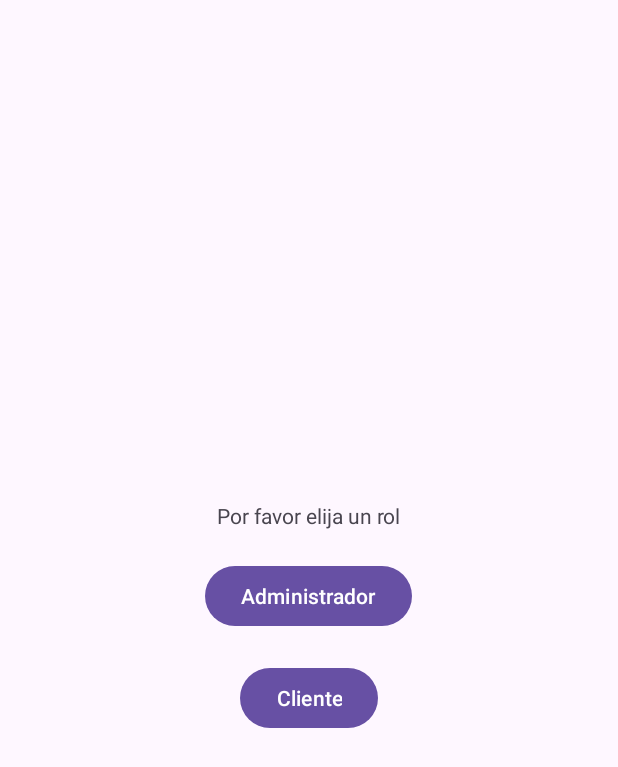
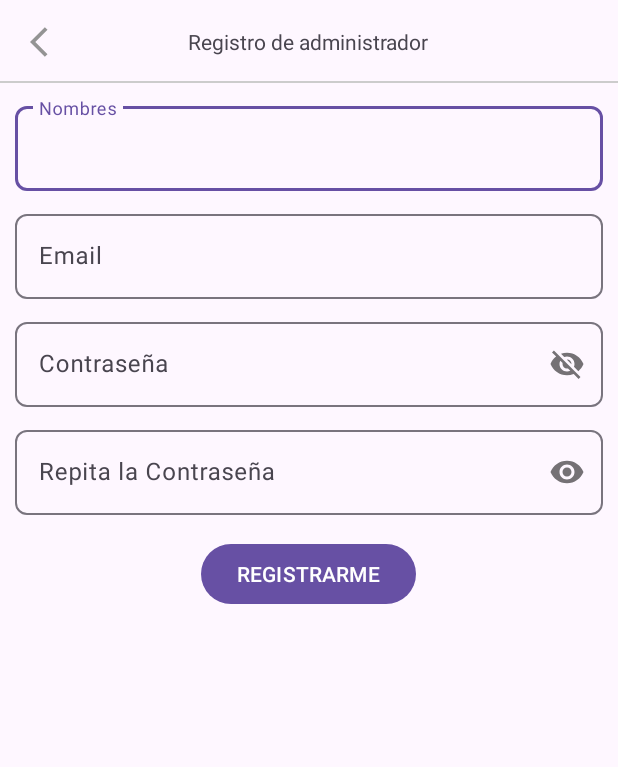
Before and after one commit to HectorRuiz619/EasyReportTech, an Android app: the screen it shows after launch (Elegir_rol before the commit, Registrar_Admin after it), after a tap on "Administrador", on a phone screen of 412 x 824 dp. Shown: the top 767 px of the screen. Run offline under Robolectric (Android 15) with nearby library versions, the phone set to English and light mode, and no system bars; our stand-ins replace Firebase (no records; nobody signed in at launch, a user with empty details on screens opened directly).

Commit message:
Creada la interfaz para agregar usuarios y conectada a Firebase. Formulario activity_registrar_admin implementado y probado con éxito. Añadida funcionalidad para mantener la sesión activa con el autenticador. Creada la interfaz para log out en el perfil del admin, probado y funcionando. Próxima etapa: diseño para que los admin puedan iniciar sesión.

```diff
--- a/app/build.gradle
+++ b/app/build.gradle
@@ -10,7 +10,7 @@ android {
 
     defaultConfig {
         applicationId "com.example.easyreporttech"
-        minSdk 22
+        minSdk 23
         targetSdk 34
         versionCode 1
         versionName "1.0"
@@ -53,6 +53,8 @@ dependencies {
     implementation libs.androidx.navigation.ui.ktx
     testImplementation libs.junit
     implementation platform('com.google.firebase:firebase-bom:33.5.1')
+    implementation("com.google.firebase:firebase-database")
+    implementation("com.google.firebase:firebase-auth")
     androidTestImplementation libs.androidx.junit
     androidTestImplementation libs.androidx.espresso.core
 }
--- a/app/src/main/AndroidManifest.xml
+++ b/app/src/main/AndroidManifest.xml
@@ -13,9 +13,11 @@
         android:theme="@style/Theme.EasyReportTech"
         tools:targetApi="31">
         <activity
+            android:name=".Administrador.Registrar_Admin"
+            android:exported="false" />
+        <activity
             android:name=".Elegir_rol"
-            android:exported="false"
-        />
+            android:exported="false" />
         <activity
             android:name=".Welcome"
             android:exported="true">
--- a/app/src/main/java/com/example/easyreporttech/Elegir_rol.kt
+++ b/app/src/main/java/com/example/easyreporttech/Elegir_rol.kt
@@ -1,11 +1,13 @@
 package com.example.easyreporttech
 
+import android.content.Intent
 import android.os.Bundle
 import android.widget.Toast
 import androidx.activity.enableEdgeToEdge
 import androidx.appcompat.app.AppCompatActivity
 import androidx.core.view.ViewCompat
 import androidx.core.view.WindowInsetsCompat
+import com.example.easyreporttech.Administrador.Registrar_Admin
 import com.example.easyreporttech.databinding.ActivityElegirRolBinding
 import com.example.easyreporttech.databinding.ActivityMainBinding
 
@@ -24,11 +26,14 @@ class Elegir_rol : AppCompatActivity() {
         setContentView(binding.root)
 
         binding.BtnRolAdministrador.setOnClickListener{
-            Toast.makeText(applicationContext, "Rol administrador", Toast.LENGTH_SHORT).show()
+           // Toast.makeText(applicationContext, "Rol administrador", Toast.LENGTH_SHORT).show()
+            startActivity(Intent(this@Elegir_rol, Registrar_Admin::class.java))
+
         }
 
         binding.BtnRolCliente.setOnClickListener{
             Toast.makeText(applicationContext, "Rol Cliente", Toast.LENGTH_SHORT).show()
+
         }
 
 
--- a/app/src/main/java/com/example/easyreporttech/Welcome.kt
+++ b/app/src/main/java/com/example/easyreporttech/Welcome.kt
@@ -4,12 +4,21 @@ import android.content.Intent
 import android.os.Bundle
 import android.os.CountDownTimer
 import androidx.appcompat.app.AppCompatActivity
+import com.google.firebase.auth.FirebaseAuth
+import com.google.firebase.auth.FirebaseUser
+import com.google.firebase.database.DataSnapshot
+import com.google.firebase.database.DatabaseError
+import com.google.firebase.database.FirebaseDatabase
+import com.google.firebase.database.ValueEventListener
 
 class Welcome : AppCompatActivity() {
+
+    private lateinit var firebaseAuth : FirebaseAuth
+
     override fun onCreate(savedInstanceState: Bundle?) {
         super.onCreate(savedInstanceState)
         setContentView(R.layout.activity_welcome)
-
+        firebaseAuth = FirebaseAuth.getInstance()
         // Llama a la función que muestra la pantalla de bienvenida
         VerBienvenida()
     }
@@ -22,11 +31,54 @@ class Welcome : AppCompatActivity() {
             }
 
             override fun onFinish() {
-                // Cuando el temporizador termina, pasa a la MainActivity
-                val intent = Intent(this@Welcome, Elegir_rol::class.java)
-                startActivity(intent)
-                finishAffinity() // Cierra todas las actividades anteriores
+
+                ComprobarSesion()
             }
         }.start()
     }
+
+    /**
+     * Verifica si hay un usuario autenticado y redirige según su rol.
+     * - Si no hay usuario, redirige a `Elegir_rol`.
+     * - Si el usuario es "admin", redirige a `MainActivity`.
+     */
+    fun ComprobarSesion() {
+        // Obtiene el usuario actual autenticado en Firebase
+        val firebaseUser = firebaseAuth.currentUser
+
+        // Verifica si no hay un usuario autenticado
+        if (firebaseUser == null) {
+            // Redirige a la pantalla de selección de rol si no hay usuario autenticado
+            startActivity(Intent(this, Elegir_rol::class.java))
+            // Finaliza todas las actividades actuales para evitar volver atrás
+            finishAffinity()
+            return
+        }
+
+        // Referencia a la rama "Usuarios" en Firebase Realtime Database
+        val reference = FirebaseDatabase.getInstance().getReference("Usuarios")
+
+        // Busca los datos del nodo correspondiente al UID del usuario autenticado
+        reference.child(firebaseUser.uid)
+            .addListenerForSingleValueEvent(object : ValueEventListener {
+                // Se ejecuta cuando se obtienen los datos de Firebase
+                override fun onDataChange(snapshot: DataSnapshot) {
+                    // Obtiene el valor del campo "rol" del usuario
+                    val rol = snapshot.child("rol").value
+                    // Verifica si el rol del usuario es "admin"
+                    if (rol == "admin") {
+                        // Redirige al usuario a la pantalla principal de administrador
+                        startActivity(Intent(this@Welcome, MainActivity::class.java))
+                        // Finaliza todas las actividades actuales
+                        finishAffinity()
+                    }
+                }
+
+                // Se ejecuta si ocurre un error al obtener los datos de Firebase
+                override fun onCancelled(error: DatabaseError) {
+                    // Opcional: Manejo de errores al acceder a la base de datos
+                }
+            })
+    }
+
 }
--- /dev/null
+++ b/app/src/main/res/drawable-night/ic_cerrar_secion.xml
@@ -0,0 +1,5 @@
+<vector xmlns:android="http://schemas.android.com/apk/res/android" android:autoMirrored="true" android:height="24dp" android:tint="#ffffff" android:viewportHeight="24" android:viewportWidth="24" android:width="24dp">
+
+    <path android:fillColor="@android:color/white" android:pathData="M17,7l-1.41,1.41L18.17,11H8v2h10.17l-2.58,2.58L17,17l5,-5zM4,5h8V3H4c-1.1,0 -2,0.9 -2,2v14c0,1.1 0.9,2 2,2h8v-2H4V5z"/>
+
+</vector>
--- /dev/null
+++ b/app/src/main/res/drawable-night/ic_regresar.xml
@@ -0,0 +1,9 @@
+<vector xmlns:android="http://schemas.android.com/apk/res/android"
+
+    android:autoMirrored="true" android:height="24dp"
+    android:tint="#ffffff" android:viewportHeight="24"
+    android:viewportWidth="24" android:width="24dp">
+
+    <path android:fillColor="@android:color/white" android:pathData="M11.67,3.87L9.9,2.1 0,12l9.9,9.9 1.77,-1.77L3.54,12z"/>
+
+</vector>
--- /dev/null
+++ b/app/src/main/res/drawable/ic_cerrar_secion.xml
@@ -0,0 +1,5 @@
+<vector xmlns:android="http://schemas.android.com/apk/res/android" android:autoMirrored="true" android:height="24dp" android:tint="#949494" android:viewportHeight="24" android:viewportWidth="24" android:width="24dp">
+
+    <path android:fillColor="@android:color/white" android:pathData="M17,7l-1.41,1.41L18.17,11H8v2h10.17l-2.58,2.58L17,17l5,-5zM4,5h8V3H4c-1.1,0 -2,0.9 -2,2v14c0,1.1 0.9,2 2,2h8v-2H4V5z"/>
+
+</vector>
--- /dev/null
+++ b/app/src/main/res/drawable/ic_regresar.xml
@@ -0,0 +1,5 @@
+<vector xmlns:android="http://schemas.android.com/apk/res/android" android:autoMirrored="true" android:height="24dp" android:tint="#949494" android:viewportHeight="24" android:viewportWidth="24" android:width="24dp">
+
+    <path android:fillColor="@android:color/white" android:pathData="M11.67,3.87L9.9,2.1 0,12l9.9,9.9 1.77,-1.77L3.54,12z"/>
+
+</vector>
--- /dev/null
+++ b/app/src/main/res/drawable/ic_siguiente.xml
@@ -0,0 +1,5 @@
+<vector xmlns:android="http://schemas.android.com/apk/res/android" android:autoMirrored="true" android:height="24dp" android:tint="#949494" android:viewportHeight="24" android:viewportWidth="24" android:width="24dp">
+
+    <path android:fillColor="@android:color/white" android:pathData="M10,6L8.59,7.41 13.17,12l-4.58,4.59L10,18l6,-6z"/>
+
+</vector>
--- /dev/null
+++ b/app/src/main/res/layout/activity_registrar_admin.xml
@@ -0,0 +1,147 @@
+<?xml version="1.0" encoding="utf-8"?>
+<RelativeLayout
+    xmlns:android="http://schemas.android.com/apk/res/android"
+    xmlns:app="http://schemas.android.com/apk/res-auto"
+    xmlns:tools="http://schemas.android.com/tools"
+    android:id="@+id/main"
+    android:layout_width="match_parent"
+    android:layout_height="match_parent"
+    tools:context=".Administrador.Registrar_Admin">
+
+    <RelativeLayout
+        android:id="@+id/toolbarRLAminR"
+        android:layout_width="match_parent"
+        android:layout_height="@dimen/m_toolbar_height">
+
+        <ImageButton
+            android:id="@+id/Ib_regresar"
+            android:src="@drawable/ic_regresar"
+            android:background="@android:color/transparent"
+            android:padding="20dp"
+            android:layout_centerVertical="true"
+            android:layout_width="wrap_content"
+            android:layout_height="wrap_content"/>
+
+
+    <TextView
+        android:id="@+id/toolbarTituloR"
+        android:text="@string/TxtRegistroAdmin"
+        android:layout_centerInParent="true"
+        android:layout_width="wrap_content"
+        android:layout_height="wrap_content"/>
+
+    <View
+        android:layout_alignParentBottom="true"
+        android:background="#cccccc"
+        android:layout_width="match_parent"
+        android:layout_height="1dp"/>
+
+
+    </RelativeLayout>
+
+
+    <RelativeLayout
+
+        android:layout_below="@+id/toolbarRLAminR"
+        android:layout_width="match_parent"
+        android:layout_height="match_parent"
+        android:padding="10dp">
+
+        <androidx.appcompat.widget.LinearLayoutCompat
+            android:layout_width="match_parent"
+            android:layout_height="wrap_content"
+            android:orientation="vertical">
+
+            <!--Nombres-->
+            <com.google.android.material.textfield.TextInputLayout
+                android:layout_width="match_parent"
+                android:layout_height="wrap_content"
+                app:boxCornerRadiusBottomEnd="8dp"
+                app:boxCornerRadiusTopStart="8dp"
+                app:boxCornerRadiusTopEnd="8dp"
+                app:boxCornerRadiusBottomStart="8dp">
+
+                <EditText
+                    android:id="@+id/Et_nombres_admin"
+                    android:hint="@string/Et_nombres_admin"
+                    android:inputType="textPersonName|textCapWords"
+                    android:layout_width="match_parent"
+                    android:layout_height="wrap_content"/>
+
+            </com.google.android.material.textfield.TextInputLayout>
+
+            <!--Email-->
+            <com.google.android.material.textfield.TextInputLayout
+                android:layout_width="match_parent"
+                android:layout_height="wrap_content"
+                android:layout_marginTop="10dp"
+                app:boxCornerRadiusBottomEnd="8dp"
+                app:boxCornerRadiusTopStart="8dp"
+                app:boxCornerRadiusTopEnd="8dp"
+                app:boxCornerRadiusBottomStart="8dp">
+
+                <EditText
+
+                    android:id="@+id/Et_email_admin"
+                    android:hint="@string/Et_email_admin"
+                    android:inputType="textEmailAddress"
+                    android:layout_width="match_parent"
+                    android:layout_height="wrap_content"/>
+
+            </com.google.android.material.textfield.TextInputLayout>
+
+            <!--Password-->
+            <com.google.android.material.textfield.TextInputLayout
+                android:layout_width="match_parent"
+                android:layout_height="wrap_content"
+                android:layout_marginTop="10dp"
+                app:passwordToggleEnabled="true"
+                app:boxCornerRadiusBottomEnd="8dp"
+                app:boxCornerRadiusTopStart="8dp"
+                app:boxCornerRadiusTopEnd="8dp"
+                app:boxCornerRadiusBottomStart="8dp">
+
+                <EditText
+
+                    android:id="@+id/Et_password_admin"
+                    android:hint="@string/Et_password_admin"
+                    android:layout_width="match_parent"
+                    android:layout_height="wrap_content"/>
+
+            </com.google.android.material.textfield.TextInputLayout>
+
+            <!--Repetir el password -->
+            <com.google.android.material.textfield.TextInputLayout
+                android:layout_width="match_parent"
+                android:layout_height="wrap_content"
+                android:layout_marginTop="10dp"
+                app:passwordToggleEnabled="true"
+                app:boxCornerRadiusBottomEnd="8dp"
+                app:boxCornerRadiusTopStart="8dp"
+                app:boxCornerRadiusTopEnd="8dp"
+                app:boxCornerRadiusBottomStart="8dp">
+
+                <EditText
+                    android:id="@+id/Et_R_password_admin"
+                    android:hint="@string/Et_R_password_admin"
+                    android:inputType="textPassword"
+                    android:layout_width="match_parent"
+                    android:layout_height="wrap_content"/>
+
+            </com.google.android.material.textfield.TextInputLayout>
+
+            <com.google.android.material.button.MaterialButton
+
+                android:id="@+id/Btn_registrar_admin"
+                android:text="@string/Btn_registrar_admin"
+                android:textAllCaps="true"
+                android:layout_marginTop="15dp"
+                android:layout_gravity="center"
+                android:layout_width="wrap_content"
+                android:layout_height="wrap_content"/>
+
+        </androidx.appcompat.widget.LinearLayoutCompat>
+
+    </RelativeLayout>
+
+</RelativeLayout>
--- a/app/src/main/res/values/strings.xml
+++ b/app/src/main/res/values/strings.xml
@@ -10,6 +10,16 @@
     <string name="Btn_rol_administrador">Administrador</string>
     <string name="Btn_rol_cliente">Cliente</string>
 
+    <string name="TxtRegistroAdmin">Registro de administrador</string>
+
+    <string name="Et_nombres_admin">Nombres</string>
+    <string name="Et_email_admin">Email</string>
+    <string name="Et_password_admin">Contraseña</string>
+    <string name="Et_R_password_admin">Repita la Contraseña</string>
+    <string name="Btn_registrar_admin">Registrarme</string>
+
+    <string name="CerrarSesionAdmin">Cerrar Sesion</string>
+
     <!-- TODO: Remove or change this placeholder text -->
     <string name="hello_blank_fragment">Hello blank fragment</string>
     <string name="title_activity_elegir_rol">Elegir Rol</string>
```
Also changed, not shown: app/src/main/java/com/example/easyreporttech/Administrador/Registrar_Admin.kt (added, +154 -0 lines), app/src/main/java/com/example/easyreporttech/Fragmentos_Admin/Fragment_admin_cuenta.kt (+38 -5 lines), app/src/main/java/com/example/easyreporttech/MainActivity.kt (+19 -0 lines), app/src/main/res/drawable-night/ic_siguiente.xml (added, +7 -0 lines), app/src/main/res/layout/fragment_admin_cuenta.xml (+20 -4 lines).
